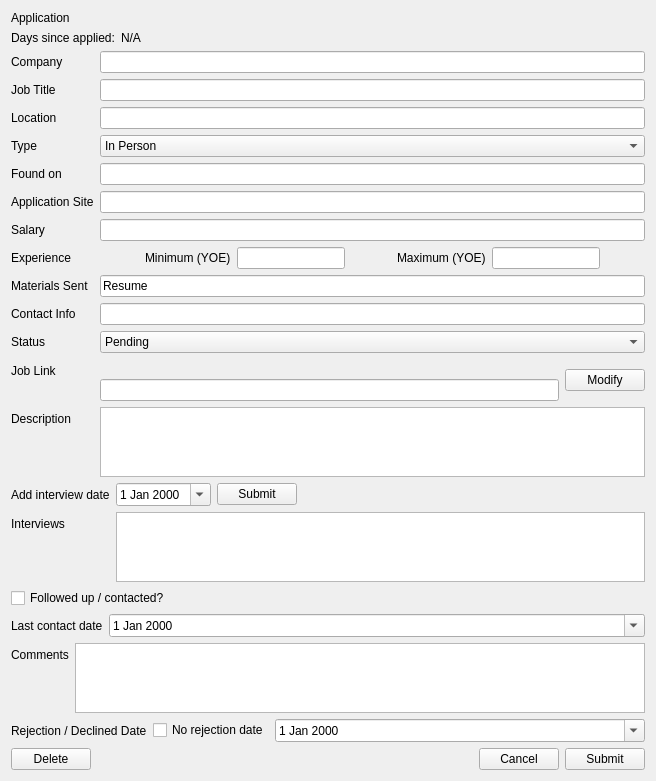
Before: the Qt Designer form JobAppTracker/QtGUI/ui/AppInfoScreen.ui in dwp1084/QtJobAppTracker, drawn with Qt 5.
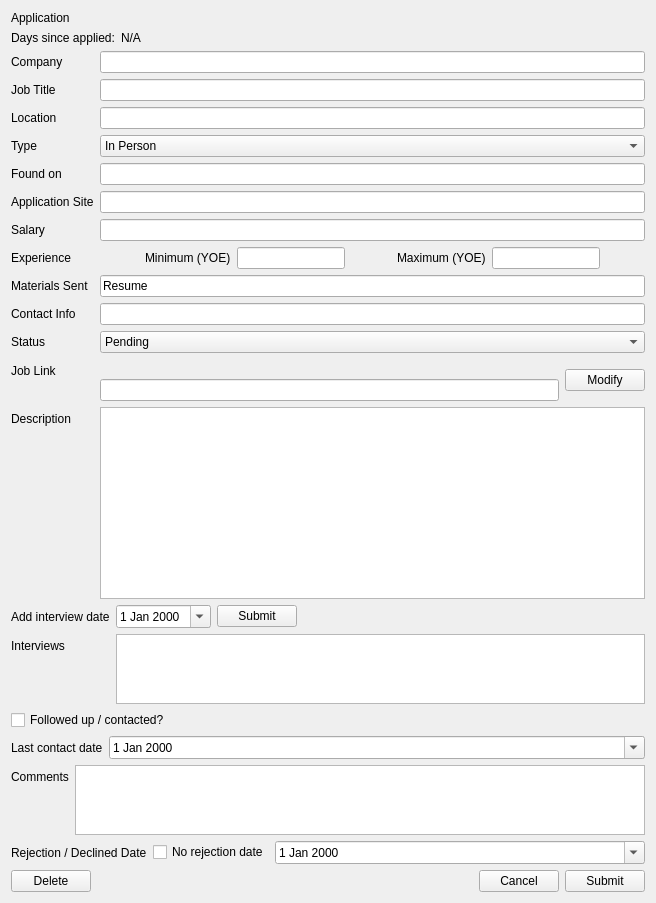
After: the same form once the commit is applied.

Commit message: Scaling adjustment for app info screen

Patch:
```diff
--- a/JobAppTracker/QtGUI/ui/AppInfoScreen.ui
+++ b/JobAppTracker/QtGUI/ui/AppInfoScreen.ui
@@ -7,13 +7,13 @@
     <x>0</x>
     <y>0</y>
     <width>656</width>
-    <height>758</height>
+    <height>894</height>
    </rect>
   </property>
   <property name="windowTitle">
    <string>Application Info</string>
   </property>
-  <layout class="QVBoxLayout" name="verticalLayout">
+  <layout class="QVBoxLayout" name="verticalLayout" stretch="0,0,5,0,0,0,1,0,0">
    <item>
     <widget class="QLabel" name="label">
      <property name="sizePolicy">
@@ -68,7 +68,7 @@
    <item>
     <widget class="QWidget" name="AppInfoWidget" native="true">
      <property name="sizePolicy">
-      <sizepolicy hsizetype="Preferred" vsizetype="Maximum">
+      <sizepolicy hsizetype="Preferred" vsizetype="MinimumExpanding">
        <horstretch>0</horstretch>
        <verstretch>0</verstretch>
       </sizepolicy>
```
The commit also changes 1 other file.
